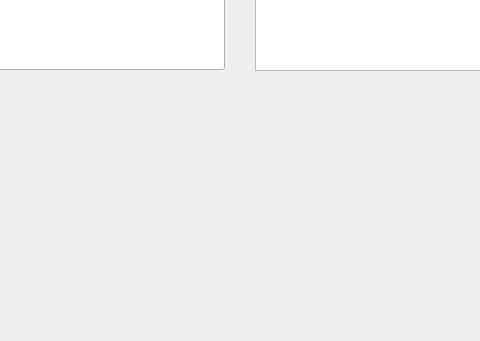
The window that C++/Projects/Clock/QtGUI/ClockGUI/mainwindow.ui (MikitaVitkouski/BSU) describes before a commit, drawn with Qt 5; both pictures show x 435 to 915 and y 460 to 801 of the 1322 by 801 pixel window.
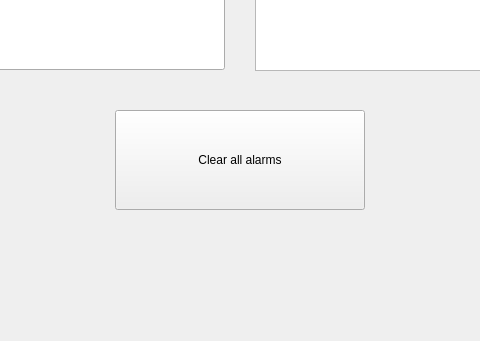
The same window after the commit.

Commit message: Add btnDeleteAlarms to clear listWidgetAlarms from pageAlarm, implement slot MainWindow::on_btnDeleteAlarms_clicked(), design it

What changed in the file:
```diff
--- a/C++/Projects/Clock/QtGUI/ClockGUI/mainwindow.ui
+++ b/C++/Projects/Clock/QtGUI/ClockGUI/mainwindow.ui
@@ -154,6 +154,19 @@
        </rect>
       </property>
      </widget>
+     <widget class="QPushButton" name="btnDeleteAlarms">
+      <property name="geometry">
+       <rect>
+        <x>400</x>
+        <y>390</y>
+        <width>250</width>
+        <height>100</height>
+       </rect>
+      </property>
+      <property name="text">
+       <string>Clear all alarms</string>
+      </property>
+     </widget>
     </widget>
     <widget class="QWidget" name="pageStopwatch">
      <widget class="QPushButton" name="btnPlayStopwatch">
```
The commit also changes 3 other files.
